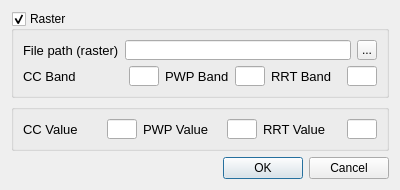
First picture: the form in waterpybal_ui_design/swr_window.ui, repository IDAEA-EVS/waterpybal, before the edit.
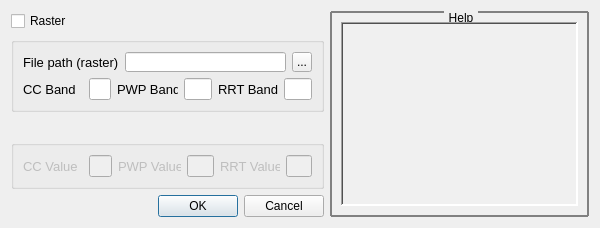
Second picture: the form after the edit.

Commit message: includes help structure and some structural path changes

```diff
--- a/waterpybal_ui_design/swr_window.ui
+++ b/waterpybal_ui_design/swr_window.ui
@@ -6,27 +6,36 @@
    <rect>
     <x>0</x>
     <y>0</y>
-    <width>400</width>
-    <height>168</height>
+    <width>600</width>
+    <height>228</height>
    </rect>
   </property>
   <property name="minimumSize">
    <size>
-    <width>400</width>
+    <width>600</width>
     <height>0</height>
    </size>
   </property>
   <property name="windowTitle">
    <string>Soil Water Reserve Calculation</string>
   </property>
+  <layout class="QHBoxLayout" name="horizontalLayout_11">
+   <item>
   <layout class="QVBoxLayout" name="verticalLayout_3">
    <item>
-    <widget class="QGroupBox" name="groupBox_raster">
-     <property name="title">
+      <widget class="QCheckBox" name="checkBox_raster">
+       <property name="text">
       <string>Raster</string>
      </property>
+      </widget>
+     </item>
+     <item>
+      <widget class="QGroupBox" name="groupBox_raster">
+       <property name="title">
+        <string/>
+       </property>
      <property name="checkable">
-      <bool>true</bool>
+        <bool>false</bool>
      </property>
      <layout class="QVBoxLayout" name="verticalLayout">
       <item>
@@ -230,13 +239,16 @@
      <property name="sizeHint" stdset="0">
       <size>
        <width>20</width>
-       <height>1</height>
+         <height>13</height>
       </size>
      </property>
     </spacer>
    </item>
    <item>
     <widget class="QGroupBox" name="groupBox_single_values">
+       <property name="enabled">
+        <bool>false</bool>
+       </property>
      <property name="title">
       <string/>
      </property>
@@ -397,6 +409,67 @@
      <property name="standardButtons">
       <set>QDialogButtonBox::Cancel|QDialogButtonBox::Ok</set>
      </property>
+      </widget>
+     </item>
+    </layout>
+   </item>
+   <item>
+    <widget class="QGroupBox" name="groupBox_help">
+     <property name="minimumSize">
+      <size>
+       <width>150</width>
+       <height>0</height>
+      </size>
+     </property>
+     <property name="font">
+      <font>
+       <pointsize>9</pointsize>
+      </font>
+     </property>
+     <property name="autoFillBackground">
+      <bool>false</bool>
+     </property>
+     <property name="styleSheet">
+      <string notr="true">QGroupBox{border:2px solid gray;border-radius:1px;margin-top: 1ex;}
+QGroupBox::title{subcontrol-origin: margin;subcontrol-position:top center;padding:0 3px;}</string>
+     </property>
+     <property name="title">
+      <string notr="true">Help</string>
+     </property>
+     <property name="flat">
+      <bool>false</bool>
+     </property>
+     <layout class="QHBoxLayout" name="horizontalLayout_10">
+      <item>
+       <widget class="QTextBrowser" name="textBrowser_help">
+        <property name="autoFillBackground">
+         <bool>true</bool>
+        </property>
+        <property name="styleSheet">
+         <string notr="true">background-color: rgb(240, 240, 240)</string>
+        </property>
+        <property name="frameShape">
+         <enum>QFrame::WinPanel</enum>
+        </property>
+        <property name="frameShadow">
+         <enum>QFrame::Sunken</enum>
+        </property>
+        <property name="lineWidth">
+         <number>0</number>
+        </property>
+        <property name="readOnly">
+         <bool>true</bool>
+        </property>
+        <property name="html">
+         <string>&lt;!DOCTYPE HTML PUBLIC &quot;-//W3C//DTD HTML 4.0//EN&quot; &quot;http://www.w3.org/TR/REC-html40/strict.dtd&quot;&gt;
+&lt;html&gt;&lt;head&gt;&lt;meta name=&quot;qrichtext&quot; content=&quot;1&quot; /&gt;&lt;style type=&quot;text/css&quot;&gt;
+p, li { white-space: pre-wrap; }
+&lt;/style&gt;&lt;/head&gt;&lt;body style=&quot; font-family:'MS Shell Dlg 2'; font-size:8.1pt; font-weight:400; font-style:normal;&quot;&gt;
+&lt;p align=&quot;justify&quot; style=&quot;-qt-paragraph-type:empty; margin-top:0px; margin-bottom:0px; margin-left:0px; margin-right:0px; -qt-block-indent:0; text-indent:0px;&quot;&gt;&lt;br /&gt;&lt;/p&gt;&lt;/body&gt;&lt;/html&gt;</string>
+        </property>
+       </widget>
+      </item>
+     </layout>
     </widget>
    </item>
   </layout>
```
Lines whose indentation alone changed are shown as unchanged. The commit also changes 58 other files.
